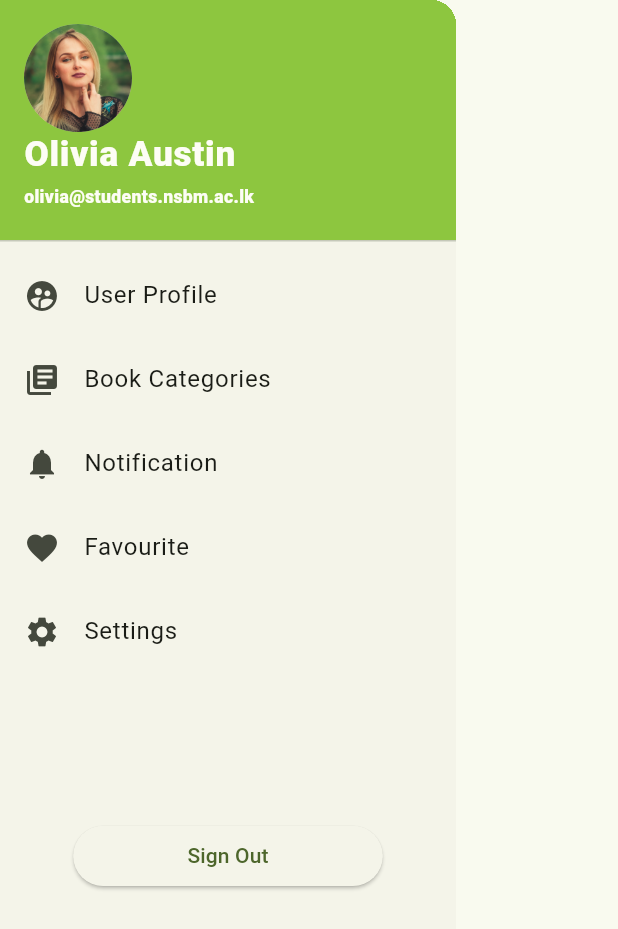
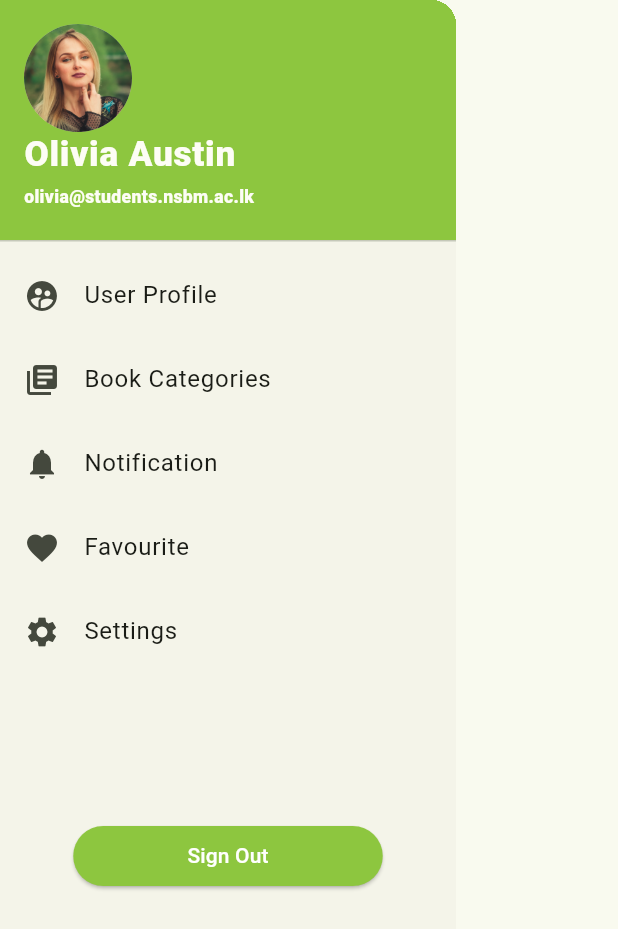
Before and after one commit to demeshFernando/NLIB_NSBM_Library_Assistant, a Flutter app: the SlidDrawer widget shown alone on an empty page, opened directly, on a phone screen of 412 x 824 dp. Shown: the top 929 px of the screen. Run offline on Flutter 3.47's test engine with Material 2 defaults, Android fonts, the light colour scheme and no system bars; our stand-ins replace awesome_dialog, cloud_firestore, dots_indicator, firebase_auth, firebase_core, flutter_spinkit and 3 more; accounts and stored records are empty; network calls fail; Roboto replaces fonts that are missing (TextStyle).

Commit message:
Adding minor changes

```diff
--- a/lib/app_files/category_i_files/drawer.dart
+++ b/lib/app_files/category_i_files/drawer.dart
@@ -73,6 +73,11 @@ class SlidDrawer extends StatelessWidget {
                   await _auth.signOut();
                   Get.toNamed(FormIntegrator.signIn);
                 },
+                style: ButtonStyle(
+                  backgroundColor:
+                      MaterialStateProperty.all<Color>(AppColors.BASE_COLOR),
+                      foregroundColor: MaterialStateProperty.all<Color>(Colors.white),
+                ),
                 child: const Text("Sign Out"),
               ),
             ),
```
Also changed, not shown: pubspec.lock.
